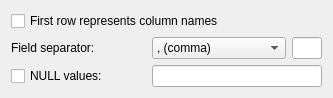
pawelsalawa/sqlitestudio, file trunk/Plugins/CsvImport/CsvImportOptions.ui: the form before one commit.
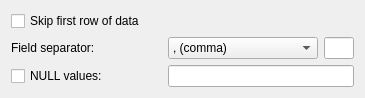
The form after the commit.

Commit message: #2718 Checkbox in CSV import plugin renamed to 'Skip first row of data'.

```diff
--- a/trunk/Plugins/CsvImport/CsvImportOptions.ui
+++ b/trunk/Plugins/CsvImport/CsvImportOptions.ui
@@ -6,7 +6,7 @@
    <rect>
     <x>0</x>
     <y>0</y>
-    <width>333</width>
+    <width>365</width>
     <height>90</height>
    </rect>
   </property>
@@ -49,7 +49,7 @@
    <item row="0" column="0" colspan="3">
     <widget class="QCheckBox" name="firstRowAsColumnsCheck">
      <property name="text">
-      <string>First row represents column names</string>
+      <string>Skip first row of data</string>
      </property>
      <property name="cfg" stdset="0">
       <string notr="true">CsvImport.FirstRowAsColumns</string>
```
Left out of the diff: 3 changed lines with no effect on the pictures. The commit also changes 2 other files.
